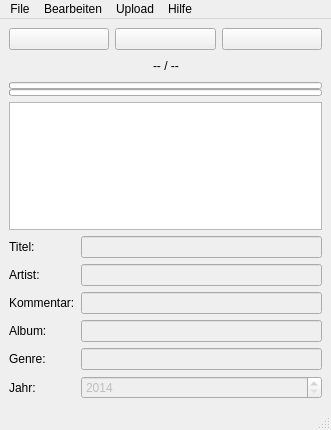
quitejonny/godirec, file godirec/data/ui/godi_rec.ui: the form before one commit.
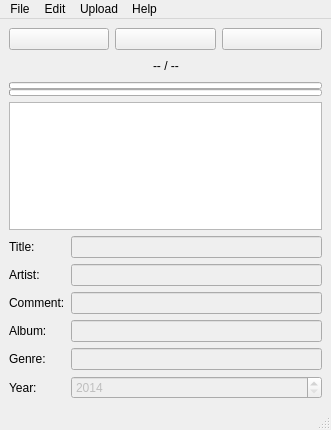
The form after the commit. Icons and pictures are not drawn.

The edit to the form file:
```diff
--- a/godirec/data/ui/godi_rec.ui
+++ b/godirec/data/ui/godi_rec.ui
@@ -185,7 +185,7 @@
         <item row="0" column="0">
          <widget class="QLabel" name="LabelTitle">
           <property name="text">
-           <string>Titel:</string>
+           <string>Title:</string>
           </property>
          </widget>
         </item>
@@ -213,7 +213,7 @@
         <item row="2" column="0">
          <widget class="QLabel" name="LabelComment">
           <property name="text">
-           <string>Kommentar:</string>
+           <string>Comment:</string>
           </property>
          </widget>
         </item>
@@ -255,7 +255,7 @@
         <item row="5" column="0">
          <widget class="QLabel" name="LabelDate">
           <property name="text">
-           <string>Jahr:</string>
+           <string>Year:</string>
           </property>
          </widget>
         </item>
@@ -304,14 +304,14 @@
    </widget>
    <widget class="QMenu" name="menuHilfe">
     <property name="title">
-     <string>Hilfe</string>
+     <string>Help</string>
     </property>
     <addaction name="ActionAbout"/>
     <addaction name="ActionHelp"/>
    </widget>
    <widget class="QMenu" name="menuBearbeiten">
     <property name="title">
-     <string>Bearbeiten</string>
+     <string>Edit</string>
     </property>
     <addaction name="ActionSettings"/>
    </widget>
```
Left out of the diff: 11 changed lines with no effect on the pictures.
